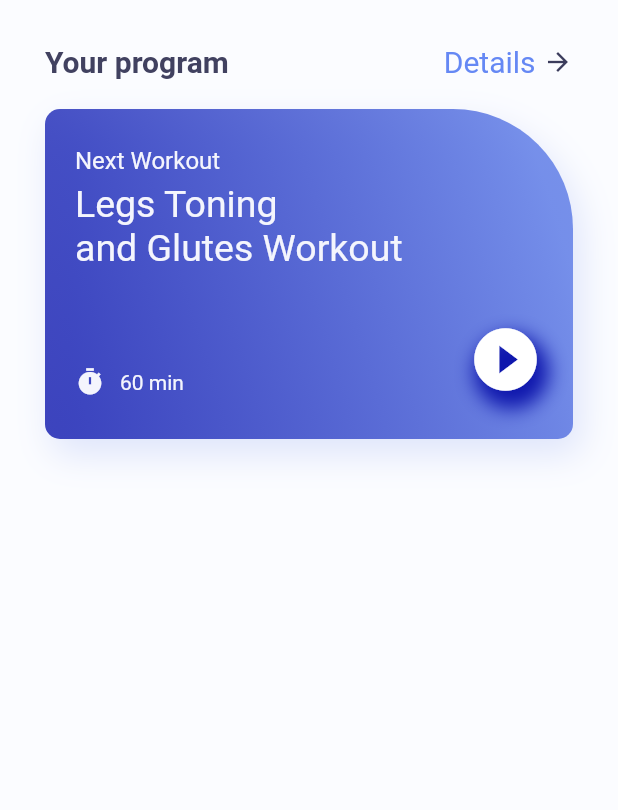
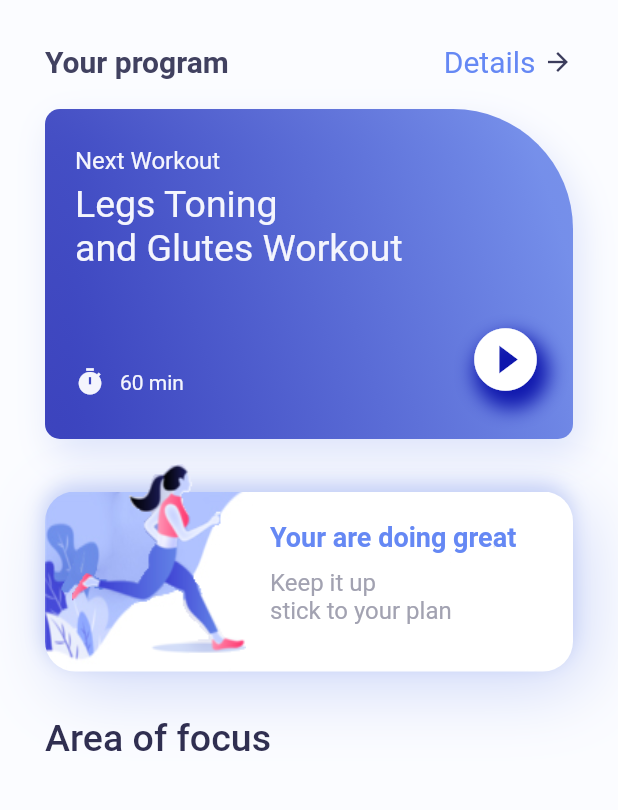
Before and after one commit to shagun-21/fitness_app, a Flutter app: the screen it shows after launch, on a phone screen of 412 x 824 dp, the part 158-968 px from its top. Run offline on Flutter 3.47's test engine with Material 2 defaults, Android fonts, the phone set to English and light mode, and no system bars.

Commit message:
done till text area of focus, completed till 1:00:40

```diff
--- a/lib/home_page.dart
+++ b/lib/home_page.dart
@@ -82,7 +82,7 @@ class _HomePageState extends State<HomePage> {
                 )
               ],
             ),
-            //Isha start from here
+
             SizedBox(
               height: 20,
             ),
@@ -186,6 +186,98 @@ class _HomePageState extends State<HomePage> {
                 ),
               ),
             )
+            ,SizedBox(height: 5,),
+                  Container(
+              height: 180,
+              width: MediaQuery.of(context).size.width,
+              child: Stack(
+                children: [
+                  Container(
+                    margin: EdgeInsets.only(top: 30),
+                    width: MediaQuery.of(context).size.width,
+                    height: 120,
+                    decoration: BoxDecoration(
+                      borderRadius: BorderRadius.circular(20),
+                      image: DecorationImage(image: AssetImage('assets/card.jpg'),
+                      fit: BoxFit.fill
+                      ),
+                      boxShadow: [
+                        BoxShadow(
+                          blurRadius: 40,
+                          offset: Offset(8,10),
+                          color: color.AppColor.gradientSecond.withOpacity(0.3)
+
+                        ),
+                        BoxShadow(
+                          blurRadius: 10,
+                          offset: Offset(-1,-5),
+                          color: color.AppColor.gradientSecond.withOpacity(0.3)
+
+                        )
+                      ]
+
+
+                    ),),
+                    Container(
+                      margin: EdgeInsets.only(right: 200,bottom: 30),
+                      height: 200,
+                      width: MediaQuery.of(context).size.width,
+                      decoration: BoxDecoration(
+
+                      borderRadius: BorderRadius.circular(20),
+                      image: DecorationImage(image: AssetImage('assets/figure.png'),
+
+                      ),
+
+                    ),
+                    ),
+                    Container(
+                      margin: EdgeInsets.only(left: 150,top: 50),
+                      width: double.maxFinite,
+                      height: 100,
+                      child: Column(
+                        crossAxisAlignment: CrossAxisAlignment.start,
+                        children: [
+                          Text("Your are doing great",
+                          style: TextStyle(
+                            color:color.AppColor.homePageDetail,
+                            fontSize: 18,
+                            fontWeight: FontWeight.bold
+                          ),),
+                          SizedBox(height: 10,),
+                          RichText(text: TextSpan(
+                            text: "Keep it up\n",
+                            style: TextStyle(
+                              color: color.AppColor.homePagePlanColor,
+                              fontSize: 16
+                            ),
+                            children: [
+                              TextSpan(
+                                text: "stick to your plan"
+                              )
+                            ]
+                          ))
+                        ],
+                      ),
+                    )
+
+                ],
+              ),
+         ),
+         Row(
+           children: [
+             Text("Area of focus",
+             //textAlign: TextAlign.center,
+             style: TextStyle(
+                color:color.AppColor.homePageTitle,
+                fontSize: 25,
+                fontWeight: FontWeight.w500,
+             ),
+             )
+           ],
+         ),
+         //isha continue from here
+
           ],
         ),
       ),
--- a/lib/main.dart
+++ b/lib/main.dart
@@ -13,6 +13,7 @@ class MyApp extends StatelessWidget {
   @override
   Widget build(BuildContext context) {
     return MaterialApp(
+      debugShowCheckedModeBanner: false,
       title: 'Flutter Demo',
       theme: ThemeData(
 
--- a/pubspec.yaml
+++ b/pubspec.yaml
@@ -58,9 +58,9 @@ flutter:
   uses-material-design: true
 
   # To add assets to your application, add an assets section, like this:
-  # assets:
-  #   - images/a_dot_burr.jpeg
-  #   - images/a_dot_ham.jpeg
+  assets:
+    - assets/
+
 
   # An image asset can refer to one or more resolution-specific "variants", see
   # https://flutter.dev/assets-and-images/#resolution-aware
```
